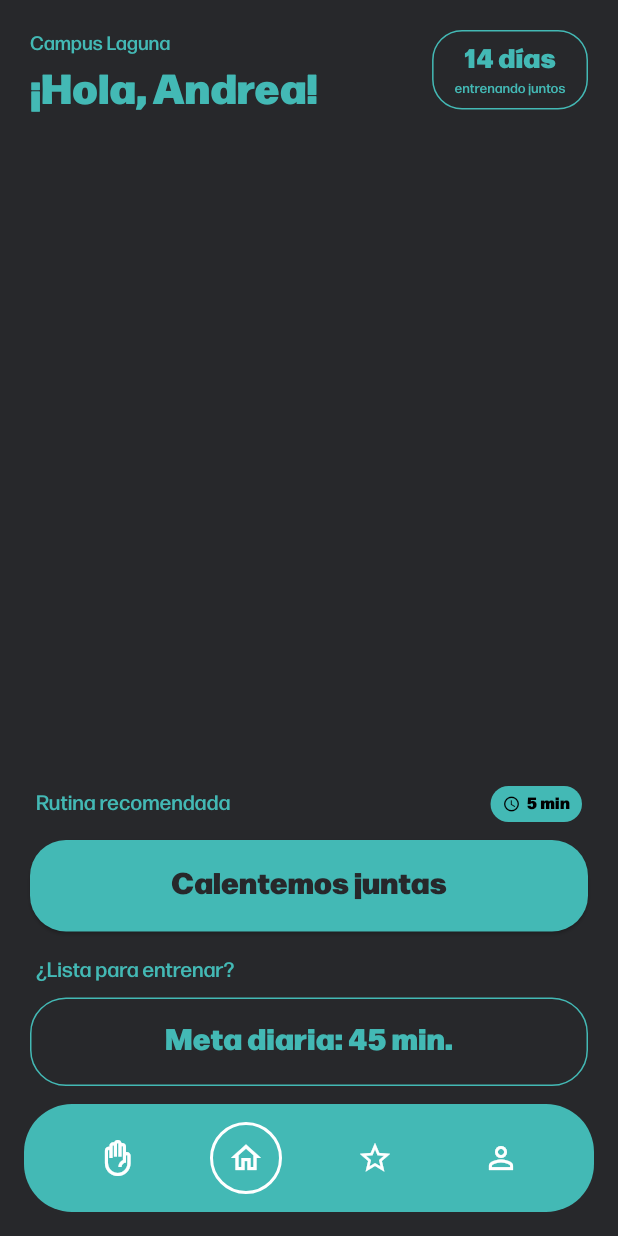
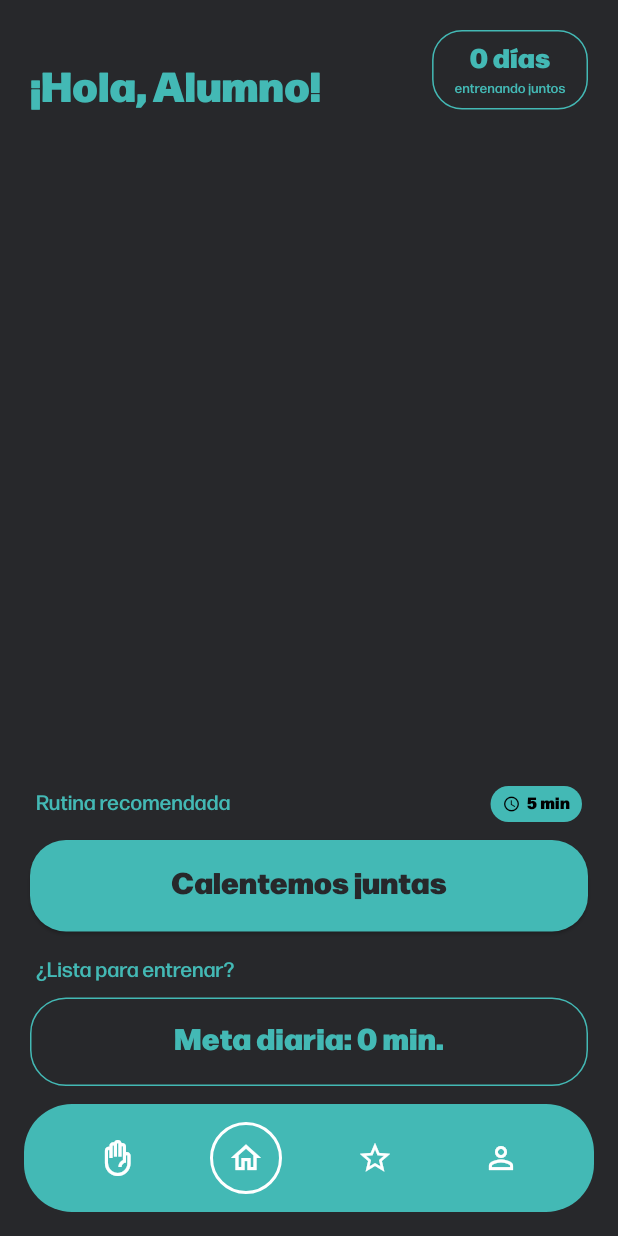
Before and after one commit to miguelcastaneda1765-lab/Shift, a Flutter app: the HomeScreen screen opened directly, on a phone screen of 412 x 824 dp. Run offline on Flutter 3.47's test engine with Material 3 defaults, Android fonts, the phone set to English and light mode, and no system bars; our stand-ins replace cloud_firestore, firebase_core; accounts and stored records are empty; generated files the repository leaves out were written again.

Commit message:
Se creó la pantalla Home y se conectó a la base de datos; falta editar los últimos detalles de la UI.

```diff
--- a/lib/main.dart
+++ b/lib/main.dart
@@ -27,7 +27,7 @@ class MyApp extends StatelessWidget {
         fontFamily: 'Forma DJR Deck',
         colorScheme: ColorScheme.fromSeed(seedColor: Colors.teal),
       ),
-      home: const RankingScreen(),
+      home: const HomeScreen(),
     );
   }
 }
--- a/lib/screens/home_screen.dart
+++ b/lib/screens/home_screen.dart
@@ -16,42 +16,76 @@ class HomeScreen extends StatefulWidget {
 class _HomeScreenState extends State<HomeScreen> {
   // En el diseño el ícono de la casa es el segundo de la barra
   // (mano, casa, estrella, persona), así que Home = 1.
-  // En Ranking la estrella es 2, lo que concuerda con este orden.
   int _selectedNavIndex = 1;
 
-  // TODO: reemplazar estos valores de ejemplo con datos reales
-  // (Firebase Auth para el nombre, Firestore para el resto).
-  final String _userName = 'Andrea';
-  final String _campusName = 'Campus Laguna';
-  final int _streakDays = 14;
+  // ID del documento de la colección "Alumnos" cuyos datos se muestran.
+  // TODO: cuando haya inicio de sesión, cambiarlo por el uid del usuario
+  // (FirebaseAuth.instance.currentUser!.uid).
+  static const String _studentDocId = 'IdAlumno';
   final int _routineMinutes = 5;
-  final int _dailyGoalMinutes = 45;
 
   @override
   Widget build(BuildContext context) {
     return Scaffold(
       backgroundColor: AppColors.background,
       body: SafeArea(
-        child: Padding(
+        // StreamBuilder escucha el documento del alumno en tiempo real:
+        // si cambias Nombre o Campus en la consola de Firebase, la
+        // pantalla se actualiza sola, sin recargar.
+        child: StreamBuilder<DocumentSnapshot<Map<String, dynamic>>>(
+          stream: FirebaseFirestore.instance
+              .collection('Alumnos')
+              .doc(_studentDocId)
+              .snapshots(),
+          builder: (context, snapshot) {
+            if (snapshot.hasError) {
+              return Center(
+                child: Text(
+                  'No se pudieron cargar tus datos.\n${snapshot.error}',
+                  textAlign: TextAlign.center,
+                  style: const TextStyle(color: AppColors.lyricwhite),
+                ),
+              );
+            }
+
+            if (!snapshot.hasData) {
+              return const Center(
+                child: CircularProgressIndicator(color: AppColors.primary),
+              );
+            }
+
+            // Los nombres de los campos ('Nombre', 'Campus') tienen que
+            // coincidir EXACTAMENTE con los de la consola, incluyendo
+            // mayúsculas. Si el documento no existe, .data() es null y
+            // se usan los valores por defecto.
+            final Map<String, dynamic> data = snapshot.data!.data() ?? {};
+            final String userName = data['Nombre'] as String? ?? 'Alumno';
+            final String campus = data['Campus'] as String? ?? '';
+            final int streakDays = (data['Racha_Dias'] as num?)?.toInt() ?? 0;
+            final int dailyGoalMinutes = (data['MetaDiaria'] as num?)?.toInt() ?? 0;
+            final String campusName = campus.isEmpty ? '' : 'Campus $campus';
+
+            return Padding(
               padding: const EdgeInsets.fromLTRB(20, 20, 20, 12),
               child: Column(
                 crossAxisAlignment: CrossAxisAlignment.start,
                 children: [
-              _buildHeader(),
+                  _buildHeader(userName: userName, campusName: campusName, streakDays: streakDays),
 
-              // Espacio para la imagen de la app (hoy el "Mii" del diseño).
-              // Ocupa todo el alto disponible entre el encabezado y las
-              // tarjetas de abajo, y queda vacío hasta que haya una URL en
-              // Firestore.
+                  // Espacio para la imagen de la app (hoy el "Mii" del
+                  // diseño). Ocupa todo el alto disponible y queda vacío
+                  // hasta que haya una URL en Firestore.
                   const Expanded(child: _HomeImageSlot()),
 
                   _buildRecommendedRoutine(),
                   const SizedBox(height: 12),
                   _buildStartButton(),
                   const SizedBox(height: 16),
-              _buildDailyGoal(),
+                  _buildDailyGoal(dailyGoalMinutes),
                 ],
               ),
+            );
+          },
         ),
       ),
       bottomNavigationBar: AppBottomNavBar(
@@ -62,7 +96,7 @@ class _HomeScreenState extends State<HomeScreen> {
   }
 
   // ---- Encabezado: campus + saludo a la izquierda, racha a la derecha ----
-  Widget _buildHeader() {
+  Widget _buildHeader({required String userName, required String campusName, required int streakDays,}) {
     return Row(
       crossAxisAlignment: CrossAxisAlignment.start,
       children: [
@@ -71,12 +105,12 @@ class _HomeScreenState extends State<HomeScreen> {
             crossAxisAlignment: CrossAxisAlignment.start,
             children: [
               Text(
-                _campusName,
+                campusName,
                 style: const TextStyle(color: AppColors.primary, fontSize: 13),
               ),
               const SizedBox(height: 2),
               Text(
-                '¡Hola, $_userName!',
+                '¡Hola, $userName!',
                 style: const TextStyle(
                   color: AppColors.primary,
                   fontSize: 28,
@@ -87,7 +121,7 @@ class _HomeScreenState extends State<HomeScreen> {
           ),
         ),
         const SizedBox(width: 12),
-        _StreakBadge(days: _streakDays),
+        _StreakBadge(days: streakDays),
       ],
     );
   }
@@ -156,7 +190,7 @@ class _HomeScreenState extends State<HomeScreen> {
   }
 
   // ---- "¿Lista para entrenar?" + tarjeta de meta diaria ----
-  Widget _buildDailyGoal() {
+  Widget _buildDailyGoal(int dailyGoalMinutes) {
     return Column(
       crossAxisAlignment: CrossAxisAlignment.start,
       children: [
@@ -177,7 +211,7 @@ class _HomeScreenState extends State<HomeScreen> {
             borderRadius: BorderRadius.circular(24),
           ),
           child: Text(
-            'Meta diaria: $_dailyGoalMinutes min.',
+            'Meta diaria: $dailyGoalMinutes min.',
             style: const TextStyle(
               color: AppColors.primary,
               fontSize: 20,
@@ -237,9 +271,9 @@ class _StreakBadge extends StatelessWidget {
 //   (mismo tamaño, sin romper el layout).
 // - Con una URL válida: muestra la imagen.
 //
-// OJO: los nombres 'app_config', 'home' e 'imageUrl' son provisionales.
-// Tienen que coincidir EXACTAMENTE con lo que se cree en la consola de
-// Firebase; si en el equipo ya definieron otros, cámbialos aquí.
+// OJO: 'app_config', 'home' e 'imageUrl' son nombres provisionales y ese
+// documento todavía no existe en Firebase. Cuando se cree (o si prefieren
+// guardar la URL en otro lugar), deben coincidir EXACTAMENTE.
 
 class _HomeImageSlot extends StatelessWidget {
   const _HomeImageSlot();
```
Lines whose indentation alone changed are shown as unchanged.
